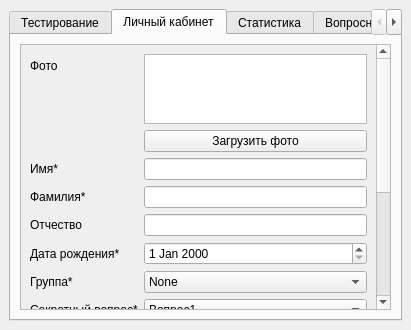
Above: interface/Windows/analyst.ui from JuliaZimina/Intellectual-testing-system before the change. Below: the same form after it.
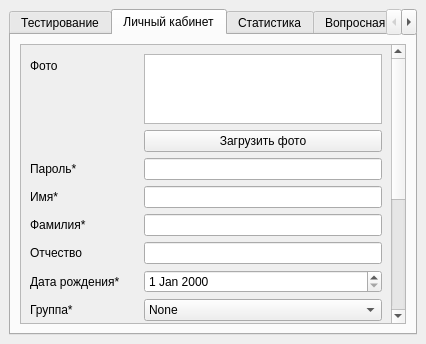
That is the form after the change. The open tabs and pages were chosen to show the change.

Diff of the .ui file:
```diff
--- a/interface/Windows/analyst.ui
+++ b/interface/Windows/analyst.ui
@@ -6,8 +6,8 @@
    <rect>
     <x>0</x>
     <y>0</y>
-    <width>411</width>
-    <height>330</height>
+    <width>426</width>
+    <height>344</height>
    </rect>
   </property>
   <property name="windowTitle">
@@ -18,7 +18,7 @@
     <item>
      <widget class="QTabWidget" name="tabWidget">
       <property name="currentIndex">
-       <number>0</number>
+       <number>1</number>
       </property>
       <widget class="QWidget" name="tab">
        <attribute name="title">
@@ -75,9 +75,9 @@
            <property name="geometry">
             <rect>
              <x>0</x>
-             <y>-148</y>
-             <width>354</width>
-             <height>440</height>
+             <y>0</y>
+             <width>369</width>
+             <height>465</height>
             </rect>
            </property>
            <layout class="QFormLayout" name="formLayout_2">
@@ -98,54 +98,54 @@
               </property>
              </widget>
             </item>
-            <item row="2" column="0">
+            <item row="3" column="0">
              <widget class="QLabel" name="label_7">
               <property name="text">
                <string>Имя*</string>
               </property>
              </widget>
             </item>
-            <item row="2" column="1">
+            <item row="3" column="1">
              <widget class="QLineEdit" name="nameLine"/>
             </item>
-            <item row="3" column="0">
+            <item row="4" column="0">
              <widget class="QLabel" name="label_6">
               <property name="text">
                <string>Фамилия*</string>
               </property>
              </widget>
             </item>
-            <item row="3" column="1">
+            <item row="4" column="1">
              <widget class="QLineEdit" name="surnameLine"/>
             </item>
-            <item row="4" column="0">
+            <item row="5" column="0">
              <widget class="QLabel" name="label_13">
               <property name="text">
                <string>Отчество</string>
               </property>
              </widget>
             </item>
-            <item row="4" column="1">
+            <item row="5" column="1">
              <widget class="QLineEdit" name="faternityLine"/>
             </item>
-            <item row="5" column="0">
+            <item row="6" column="0">
              <widget class="QLabel" name="label_8">
               <property name="text">
                <string>Дата рождения*</string>
               </property>
              </widget>
             </item>
-            <item row="5" column="1">
+            <item row="6" column="1">
              <widget class="QDateEdit" name="dateOfBirth"/>
             </item>
-            <item row="6" column="0">
+            <item row="7" column="0">
              <widget class="QLabel" name="label_9">
               <property name="text">
                <string>Группа*</string>
               </property>
              </widget>
             </item>
-            <item row="6" column="1">
+            <item row="7" column="1">
              <widget class="QComboBox" name="group">
               <item>
                <property name="text">
@@ -154,14 +154,14 @@
               </item>
              </widget>
             </item>
-            <item row="7" column="0">
+            <item row="8" column="0">
              <widget class="QLabel" name="label_10">
               <property name="text">
                <string>Секретный вопрос*</string>
               </property>
              </widget>
             </item>
-            <item row="7" column="1">
+            <item row="8" column="1">
              <widget class="QComboBox" name="question">
               <item>
                <property name="text">
@@ -180,58 +180,58 @@
               </item>
              </widget>
             </item>
-            <item row="8" column="0">
+            <item row="9" column="0">
              <widget class="QLabel" name="label_11">
               <property name="text">
                <string>Ответ*</string>
               </property>
              </widget>
             </item>
-            <item row="8" column="1">
+            <item row="9" column="1">
              <widget class="QLineEdit" name="answerLine"/>
             </item>
-            <item row="9" column="0">
+            <item row="10" column="0">
              <widget class="QLabel" name="label_3">
               <property name="text">
                <string>Эл. почта*</string>
               </property>
              </widget>
             </item>
-            <item row="9" column="1">
+            <item row="10" column="1">
              <widget class="QLineEdit" name="emailLine"/>
             </item>
-            <item row="10" column="0">
+            <item row="11" column="0">
              <widget class="QLabel" name="label_12">
               <property name="text">
                <string>Телефон</string>
               </property>
              </widget>
             </item>
-            <item row="10" column="1">
-             <widget class="QLineEdit" name="phoneLine"/>
-            </item>
             <item row="11" column="1">
+             <widget class="QLineEdit" name="phoneLine"/>
+            </item>
+            <item row="12" column="1">
              <widget class="QPushButton" name="acceptChangesButton">
               <property name="text">
                <string>Подтвердить изменения</string>
               </property>
              </widget>
             </item>
-            <item row="15" column="0" colspan="2">
+            <item row="16" column="0" colspan="2">
              <widget class="QPushButton" name="DeleteUser">
               <property name="text">
                <string>Удалить пользователя</string>
               </property>
              </widget>
             </item>
-            <item row="16" column="0" colspan="2">
+            <item row="17" column="0" colspan="2">
              <widget class="QLabel" name="errorChangesLabel">
               <property name="text">
                <string/>
               </property>
              </widget>
             </item>
-            <item row="14" column="0" colspan="2">
+            <item row="15" column="0" colspan="2">
              <widget class="QLabel" name="label_2">
               <property name="text">
                <string>После внесения изменений, потребуется перезайти</string>
@@ -241,6 +241,16 @@
               </property>
              </widget>
             </item>
+            <item row="2" column="1">
+             <widget class="QLineEdit" name="passwordLineEdit"/>
+            </item>
+            <item row="2" column="0">
+             <widget class="QLabel" name="label_4">
+              <property name="text">
+               <string>Пароль*</string>
+              </property>
+             </widget>
+            </item>
            </layout>
           </widget>
          </widget>
@@ -262,8 +272,8 @@
             <rect>
              <x>0</x>
              <y>0</y>
-             <width>367</width>
-             <height>266</height>
+             <width>382</width>
+             <height>280</height>
             </rect>
            </property>
            <layout class="QVBoxLayout" name="verticalLayout_6">
```
